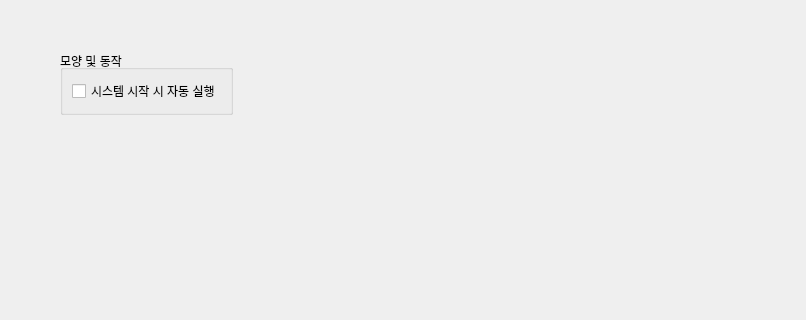
Before: the Qt Designer form src/Settings/GeneralOptionWidget.ui in KimYubin/SolTranslator, drawn with Qt 5; both pictures show x 0 to 806 and y 0 to 320 of the 806 by 641 pixel window.
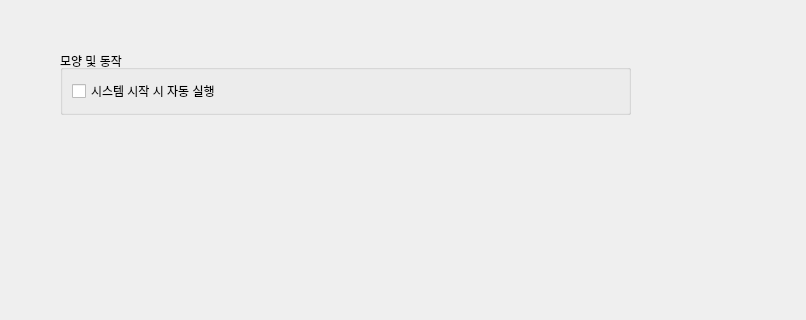
After: the same form once the commit is applied.

```diff
--- a/src/Settings/GeneralOptionWidget.ui
+++ b/src/Settings/GeneralOptionWidget.ui
@@ -35,29 +35,8 @@
     <property name="spacing">
      <number>0</number>
     </property>
-    <item row="1" column="0">
-     <spacer name="verticalSpacer">
-      <property name="orientation">
-       <enum>Qt::Orientation::Vertical</enum>
-      </property>
-      <property name="sizeHint" stdset="0">
-       <size>
-        <width>20</width>
-        <height>40</height>
-       </size>
-      </property>
-     </spacer>
-    </item>
-    <item row="0" column="0">
-     <layout class="QGridLayout" name="gridLayout_2">
-      <item row="0" column="0">
+    <item row="1" column="0" alignment="Qt::AlignmentFlag::AlignTop">
        <widget class="QGroupBox" name="engineGroup">
-        <property name="sizePolicy">
-         <sizepolicy hsizetype="Fixed" vsizetype="Fixed">
-          <horstretch>0</horstretch>
-          <verstretch>0</verstretch>
-         </sizepolicy>
-        </property>
         <property name="title">
          <string>모양 및 동작</string>
         </property>
@@ -69,42 +48,14 @@
         </property>
         <layout class="QVBoxLayout" name="verticalLayout">
          <item>
-          <layout class="QGridLayout" name="gridLayout">
-           <property name="bottomMargin">
-            <number>0</number>
-           </property>
-           <property name="horizontalSpacing">
-            <number>20</number>
-           </property>
-           <property name="verticalSpacing">
-            <number>0</number>
-           </property>
-           <item row="0" column="0">
-            <widget class="QCheckBox" name="checkBox">
+        <widget class="QCheckBox" name="startRunCheckBox">
              <property name="text">
               <string>시스템 시작 시 자동 실행</string>
              </property>
             </widget>
            </item>
           </layout>
-         </item>
-        </layout>
-       </widget>
-      </item>
-      <item row="0" column="1">
-       <spacer name="horizontalSpacer_2">
-        <property name="orientation">
-         <enum>Qt::Orientation::Horizontal</enum>
-        </property>
-        <property name="sizeHint" stdset="0">
-         <size>
-          <width>40</width>
-          <height>20</height>
-         </size>
-        </property>
-       </spacer>
-      </item>
-     </layout>
+     </widget>
     </item>
    </layout>
   </widget>
```
Lines whose indentation alone changed are shown as unchanged.
